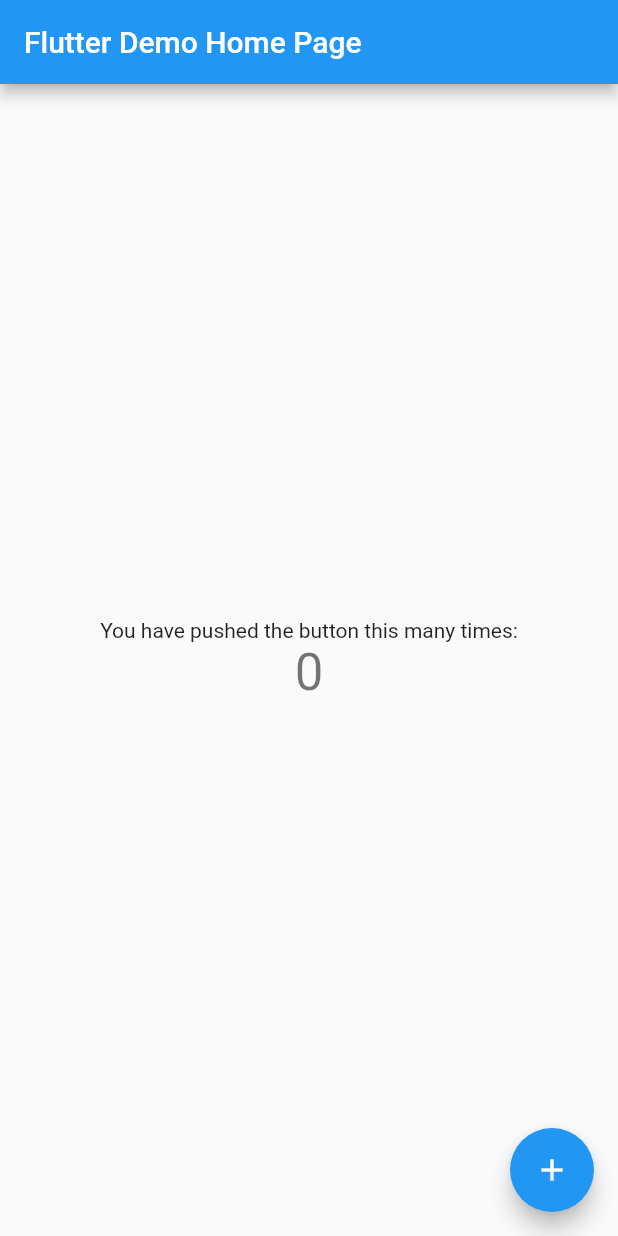
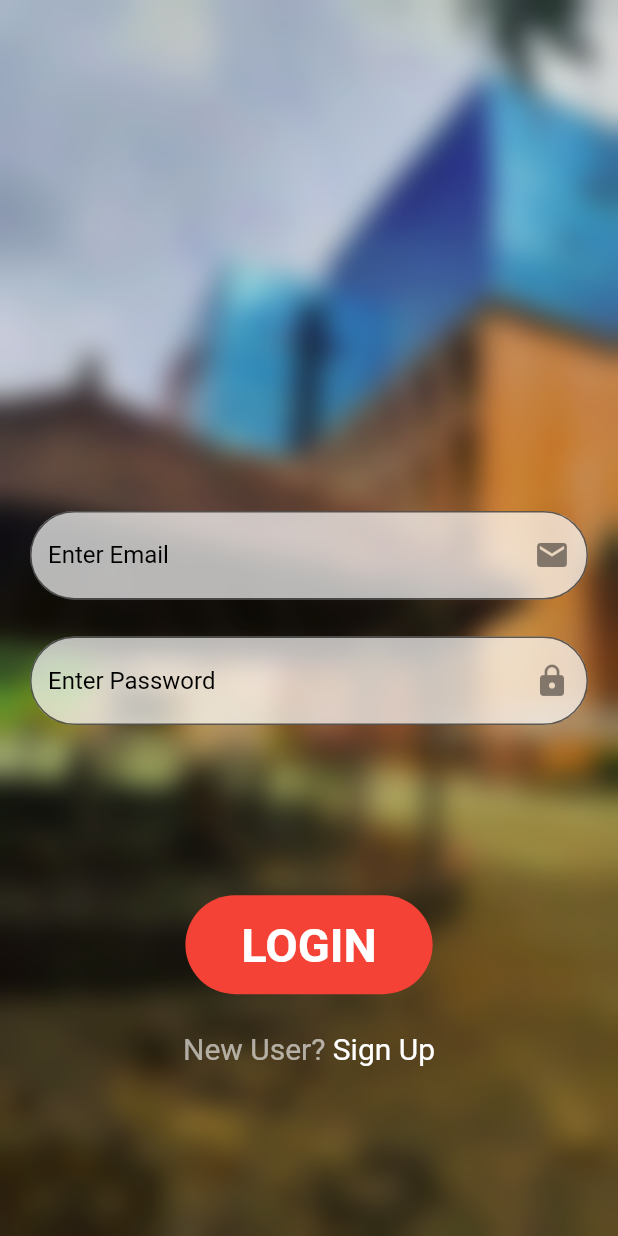
Before and after one commit to Rutik7010/tedx_app, a Flutter app: the screen it shows after launch, on a phone screen of 412 x 824 dp. Run offline on Flutter 3.47's test engine with Material 2 defaults, Android fonts, the phone set to English and light mode, and no system bars.

Commit message:
login page basic

```diff
--- /dev/null
+++ b/lib/constants.dart
@@ -0,0 +1,46 @@
+import 'package:flutter/material.dart';
+import 'package:flutter/rendering.dart';
+
+Color kGrey = Colors.black87;
+MaterialColor kMaterialColor = MaterialColor(0xFFFF0000, {
+  50: Color(0xFFFFF3F3),
+  100: Color(0xFFFFE6E6),
+  200: Color(0xFFFFC0C0),
+  300: Color(0xFFFF9797),
+  400: Color(0xFFFF4D4D),
+  500: Color(0xFFFF0000),
+  600: Color(0xFFE30000),
+  700: Color(0xFF990000),
+  800: Color(0xFF730000),
+  900: Color(0xFF4A0000),
+});
+
+InputDecoration textFieldDecoration = InputDecoration(
+  floatingLabelBehavior: FloatingLabelBehavior.always,
+  hintStyle: TextStyle(color: Colors.black),
+  labelStyle: TextStyle(color: Colors.black),
+  hintText: "",
+  fillColor: Colors.white.withOpacity(0.7),
+  focusColor: Colors.white,
+  filled: true,
+  border: OutlineInputBorder(
+    borderRadius: BorderRadius.circular(60),
+  ),
+  suffixIcon: Icon(Icons.email),
+);
+
+InputDecoration getInputDecoration(
+        {required String hintText, required Icon icon}) =>
+    InputDecoration(
+      floatingLabelBehavior: FloatingLabelBehavior.always,
+      hintStyle: TextStyle(color: Colors.black),
+      labelStyle: TextStyle(color: Colors.black),
+      hintText: hintText,
+      fillColor: Colors.white.withOpacity(0.7),
+      focusColor: Colors.white,
+      filled: true,
+      border: OutlineInputBorder(
+        borderRadius: BorderRadius.circular(60),
+      ),
+      suffixIcon: icon,
+    );
--- a/lib/main.dart
+++ b/lib/main.dart
@@ -1,4 +1,6 @@
 import 'package:flutter/material.dart';
+import 'package:tedx_app/constants.dart';
+import 'package:tedx_app/screens/LoginPage.dart';
 
 void main() {
   runApp(MyApp());
@@ -20,94 +22,9 @@
         // or simply save your changes to "hot reload" in a Flutter IDE).
         // Notice that the counter didn't reset back to zero; the application
         // is not restarted.
-        primarySwatch: Colors.blue,
+        primarySwatch: kMaterialColor,
       ),
-      home: MyHomePage(title: 'Flutter Demo Home Page'),
+      home: LoginPage(),
     );
   }
 }
-
-class MyHomePage extends StatefulWidget {
-  MyHomePage({Key? key, required this.title}) : super(key: key);
-
-  // This widget is the home page of your application. It is stateful, meaning
-  // that it has a State object (defined below) that contains fields that affect
-  // how it looks.
-
-  // This class is the configuration for the state. It holds the values (in this
-  // case the title) provided by the parent (in this case the App widget) and
-  // used by the build method of the State. Fields in a Widget subclass are
-  // always marked "final".
-
-  final String title;
-
-  @override
-  _MyHomePageState createState() => _MyHomePageState();
-}
-
-class _MyHomePageState extends State<MyHomePage> {
-  int _counter = 0;
-
-  void _incrementCounter() {
-    setState(() {
-      // This call to setState tells the Flutter framework that something has
-      // changed in this State, which causes it to rerun the build method below
-      // so that the display can reflect the updated values. If we changed
-      // _counter without calling setState(), then the build method would not be
-      // called again, and so nothing would appear to happen.
-      _counter++;
-    });
-  }
-
-  @override
-  Widget build(BuildContext context) {
-    // This method is rerun every time setState is called, for instance as done
-    // by the _incrementCounter method above.
-    //
-    // The Flutter framework has been optimized to make rerunning build methods
-    // fast, so that you can just rebuild anything that needs updating rather
-    // than having to individually change instances of widgets.
-    return Scaffold(
-      appBar: AppBar(
-        // Here we take the value from the MyHomePage object that was created by
-        // the App.build method, and use it to set our appbar title.
-        title: Text(widget.title),
-      ),
-      body: Center(
-        // Center is a layout widget. It takes a single child and positions it
-        // in the middle of the parent.
-        child: Column(
-          // Column is also a layout widget. It takes a list of children and
-          // arranges them vertically. By default, it sizes itself to fit its
-          // children horizontally, and tries to be as tall as its parent.
-          //
-          // Invoke "debug painting" (press "p" in the console, choose the
-          // "Toggle Debug Paint" action from the Flutter Inspector in Android
-          // Studio, or the "Toggle Debug Paint" command in Visual Studio Code)
-          // to see the wireframe for each widget.
-          //
-          // Column has various properties to control how it sizes itself and
-          // how it positions its children. Here we use mainAxisAlignment to
-          // center the children vertically; the main axis here is the vertical
-          // axis because Columns are vertical (the cross axis would be
-          // horizontal).
-          mainAxisAlignment: MainAxisAlignment.center,
-          children: <Widget>[
-            Text(
-              'You have pushed the button this many times:',
-            ),
-            Text(
-              '$_counter',
-              style: Theme.of(context).textTheme.headline4,
-            ),
-          ],
-        ),
-      ),
-      floatingActionButton: FloatingActionButton(
-        onPressed: _incrementCounter,
-        tooltip: 'Increment',
-        child: Icon(Icons.add),
-      ), // This trailing comma makes auto-formatting nicer for build methods.
-    );
-  }
-}
--- /dev/null
+++ b/lib/screens/LoginPage.dart
@@ -0,0 +1,113 @@
+import 'dart:ui';
+
+import 'package:flutter/material.dart';
+import 'package:tedx_app/constants.dart';
+import 'package:tedx_app/screens/Signup.dart';
+
+class LoginPage extends StatefulWidget {
+  const LoginPage({Key? key}) : super(key: key);
+
+  @override
+  _LoginPageState createState() => _LoginPageState();
+}
+
+class _LoginPageState extends State<LoginPage> {
+  @override
+  Widget build(BuildContext context) {
+    Size size = MediaQuery.of(context).size;
+    return Scaffold(
+      body: Stack(
+        fit: StackFit.expand,
+        children: [
+          Image.asset('lib/assets/RAIT.png', fit: BoxFit.cover),
+          ClipRRect(
+            child: BackdropFilter(
+              filter: ImageFilter.blur(sigmaX: 9, sigmaY: 9),
+              child: Container(
+                color: kGrey.withOpacity(0.1),
+                alignment: Alignment.center,
+              ),
+            ),
+          ),
+          Padding(
+            padding: const EdgeInsets.symmetric(horizontal: 20),
+            child: Column(
+              mainAxisAlignment: MainAxisAlignment.center,
+              children: [
+                Expanded(
+                  flex: 3,
+                  child: SizedBox(),
+                ),
+                TextFormField(
+                  decoration: getInputDecoration(
+                      hintText: "Enter Email", icon: Icon(Icons.email)),
+                  keyboardType: TextInputType.emailAddress,
+                ),
+                SizedBox(
+                  height: size.height * 0.03,
+                ),
+                TextFormField(
+                  obscureText: true,
+                  decoration: getInputDecoration(
+                      hintText: "Enter Password", icon: Icon(Icons.lock)),
+                  keyboardType: TextInputType.emailAddress,
+                ),
+                Spacer(),
+                Container(
+                  decoration: BoxDecoration(
+                      color: Colors.red,
+                      borderRadius: BorderRadius.circular(size.height * 0.08)),
+                  height: size.height * 0.08,
+                  width: size.width * 0.4,
+                  child: Padding(
+                    padding: const EdgeInsets.all(15),
+                    child: FittedBox(
+                      fit: BoxFit.contain,
+                      child: Text(
+                        "LOGIN",
+                        style: TextStyle(
+                          color: Colors.white,
+                          fontWeight: FontWeight.bold,
+                        ),
+                      ),
+                    ),
+                  ),
+                ),
+                SizedBox(
+                  height: size.height * 0.03,
+                ),
+                GestureDetector(
+                  onTap: () => Navigator.push(
+                    context,
+                    MaterialPageRoute(builder: (context) => SignUp()),
+                  ),
+                  child: Text.rich(
+                    TextSpan(
+                      children: [
+                        TextSpan(
+                            text: 'New User? ',
+                            style:
+                                TextStyle(color: Colors.white60, fontSize: 20)),
+                        TextSpan(
+                          text: 'Sign Up',
+                          style: TextStyle(
+                            color: Colors.white,
+                            fontSize: 20,
+                          ),
+                        ),
+                      ],
+                    ),
+                  ),
+                ),
+                Expanded(
+                  flex: 1,
+                  child: SizedBox(),
+                ),
+              ],
+            ),
+          )
+        ],
+      ),
+    );
+  }
+}
--- /dev/null
+++ b/lib/screens/Signup.dart
@@ -0,0 +1,10 @@
+import 'package:flutter/material.dart';
+
+class SignUp extends StatelessWidget {
+  const SignUp({Key? key}) : super(key: key);
+
+  @override
+  Widget build(BuildContext context) {
+    return Scaffold();
+  }
+}
--- a/pubspec.yaml
+++ b/pubspec.yaml
@@ -45,9 +45,8 @@
   uses-material-design: true
 
   # To add assets to your application, add an assets section, like this:
-  # assets:
-  #   - images/a_dot_burr.jpeg
-  #   - images/a_dot_ham.jpeg
+  assets:
+    - lib/assets/
 
   # An image asset can refer to one or more resolution-specific "variants", see
   # https://flutter.dev/assets-and-images/#resolution-aware.
```
Also changed, not shown: lib/assets/RAIT.png (added), lib/assets/TEDxRAITlogo.png (added).
